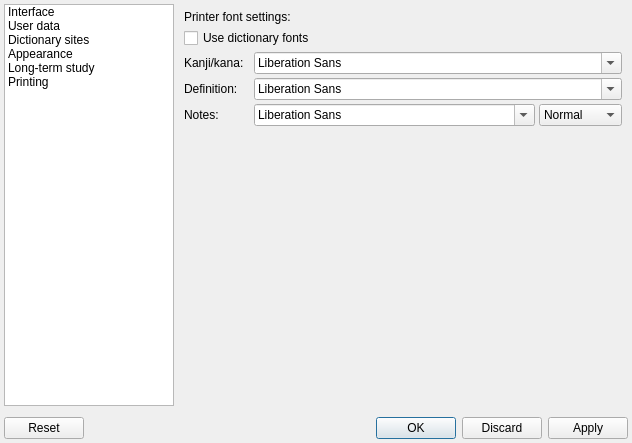
Qt form settingsform.ui (z1dev/zkanji) before a commit.
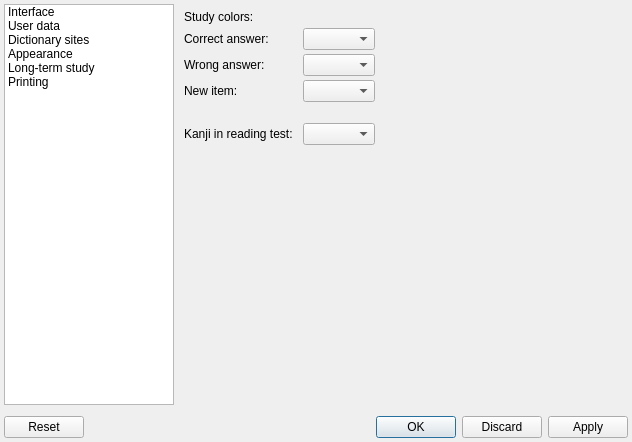
The same form after that commit. Icons and pictures are not drawn. Custom widgets are drawn as their Qt base class.

Commit message: * Kana reading practice finished. * Added colors for study in the settings.

What changed in the file:
```diff
--- a/settingsform.ui
+++ b/settingsform.ui
@@ -160,6 +160,11 @@
              <string>Kanji</string>
             </property>
            </item>
+           <item>
+            <property name="text">
+             <string>Study</string>
+            </property>
+           </item>
           </item>
          </item>
          <item>
@@ -223,7 +228,7 @@
              </sizepolicy>
             </property>
             <property name="currentIndex">
-             <number>15</number>
+             <number>12</number>
             </property>
             <widget class="QWidget" name="interfacePage">
              <property name="sizePolicy">
@@ -3000,6 +3005,13 @@
               <property name="bottomMargin">
                <number>0</number>
               </property>
+              <item row="0" column="0" colspan="2">
+               <widget class="QLabel" name="label_115">
+                <property name="text">
+                 <string>Colors:</string>
+                </property>
+               </widget>
+              </item>
               <item row="1" column="0">
                <widget class="QLabel" name="label_60">
                 <property name="text">
@@ -3153,13 +3165,6 @@
                 </property>
                </widget>
               </item>
-              <item row="0" column="0" colspan="2">
-               <widget class="QLabel" name="label_115">
-                <property name="text">
-                 <string>Colors:</string>
-                </property>
-               </widget>
-              </item>
              </layout>
             </widget>
             <widget class="QWidget" name="wordColorsPage">
@@ -3173,6 +3178,13 @@
               <property name="bottomMargin">
                <number>0</number>
               </property>
+              <item row="0" column="0" colspan="2">
+               <widget class="QLabel" name="label_132">
+                <property name="text">
+                 <string>Word list colors:</string>
+                </property>
+               </widget>
+              </item>
               <item row="1" column="0">
                <widget class="QLabel" name="label_61">
                 <property name="text">
@@ -3309,31 +3321,23 @@
                 </property>
                </widget>
               </item>
-              <item row="9" column="0">
-               <widget class="QLabel" name="label_129">
-                <property name="text">
-                 <string>Tested reading kanji:</string>
-                </property>
-               </widget>
-              </item>
               <item row="9" column="1">
-               <widget class="ZColorComboBox" name="colKanjiTestPosCBox">
-                <property name="sizePolicy">
-                 <sizepolicy hsizetype="Fixed" vsizetype="Fixed">
-                  <horstretch>0</horstretch>
-                  <verstretch>0</verstretch>
-                 </sizepolicy>
+               <spacer name="verticalSpacer_31">
+                <property name="orientation">
+                 <enum>Qt::Vertical</enum>
                 </property>
-               </widget>
-              </item>
-              <item row="10" column="0" colspan="2">
-               <widget class="QLabel" name="label_66">
-                <property name="text">
-                 <string>JLPT level text color:</string>
+                <property name="sizeType">
+                 <enum>QSizePolicy::Fixed</enum>
                 </property>
-               </widget>
+                <property name="sizeHint" stdset="0">
+                 <size>
+                  <width>20</width>
+                  <height>13</height>
+                 </size>
+                </property>
+               </spacer>
               </item>
-              <item row="11" column="0">
+              <item row="10" column="0">
                <widget class="QLabel" name="label_67">
                 <property name="sizePolicy">
                  <sizepolicy hsizetype="Fixed" vsizetype="Preferred">
@@ -3346,7 +3350,7 @@
                 </property>
                </widget>
               </item>
-              <item row="11" column="1">
+              <item row="10" column="1">
                <widget class="ZColorComboBox" name="colN5CBox">
                 <property name="sizePolicy">
                  <sizepolicy hsizetype="Fixed" vsizetype="Fixed">
@@ -3356,7 +3360,7 @@
                 </property>
                </widget>
               </item>
-              <item row="12" column="0">
+              <item row="11" column="0">
                <widget class="QLabel" name="label_68">
                 <property name="sizePolicy">
                  <sizepolicy hsizetype="Fixed" vsizetype="Preferred">
@@ -3369,7 +3373,7 @@
                 </property>
                </widget>
               </item>
-              <item row="12" column="1">
+              <item row="11" column="1">
                <widget class="ZColorComboBox" name="colN4CBox">
                 <property name="sizePolicy">
                  <sizepolicy hsizetype="Fixed" vsizetype="Fixed">
@@ -3379,7 +3383,7 @@
                 </property>
                </widget>
               </item>
-              <item row="13" column="0">
+              <item row="12" column="0">
                <widget class="QLabel" name="label_69">
                 <property name="sizePolicy">
                  <sizepolicy hsizetype="Fixed" vsizetype="Preferred">
@@ -3392,7 +3396,7 @@
                 </property>
                </widget>
               </item>
-              <item row="13" column="1">
+              <item row="12" column="1">
                <widget class="ZColorComboBox" name="colN3CBox">
                 <property name="sizePolicy">
                  <sizepolicy hsizetype="Fixed" vsizetype="Fixed">
@@ -3402,7 +3406,7 @@
                 </property>
                </widget>
               </item>
-              <item row="14" column="0">
+              <item row="13" column="0">
                <widget class="QLabel" name="label_70">
                 <property name="sizePolicy">
                  <sizepolicy hsizetype="Fixed" vsizetype="Preferred">
@@ -3415,7 +3419,7 @@
                 </property>
                </widget>
               </item>
-              <item row="14" column="1">
+              <item row="13" column="1">
                <widget class="ZColorComboBox" name="colN2CBox">
                 <property name="sizePolicy">
                  <sizepolicy hsizetype="Fixed" vsizetype="Fixed">
@@ -3425,7 +3429,7 @@
                 </property>
                </widget>
               </item>
-              <item row="15" column="0">
+              <item row="14" column="0">
                <widget class="QLabel" name="label_71">
                 <property name="sizePolicy">
                  <sizepolicy hsizetype="Fixed" vsizetype="Preferred">
@@ -3438,7 +3442,7 @@
                 </property>
                </widget>
               </item>
-              <item row="15" column="1">
+              <item row="14" column="1">
                <widget class="ZColorComboBox" name="colN1CBox">
                 <property name="sizePolicy">
                  <sizepolicy hsizetype="Fixed" vsizetype="Fixed">
@@ -3448,13 +3452,6 @@
                 </property>
                </widget>
               </item>
-              <item row="0" column="0" colspan="2">
-               <widget class="QLabel" name="label_132">
-                <property name="text">
-                 <string>Word list colors:</string>
-                </property>
-               </widget>
-              </item>
              </layout>
             </widget>
             <widget class="QWidget" name="kanjiColorsPage">
@@ -3705,6 +3702,110 @@
               </item>
              </layout>
             </widget>
+            <widget class="QWidget" name="studyColorsPage">
+             <layout class="QFormLayout" name="formLayout_16">
+              <property name="horizontalSpacing">
+               <number>10</number>
+              </property>
+              <property name="verticalSpacing">
+               <number>4</number>
+              </property>
+              <property name="bottomMargin">
+               <number>0</number>
+              </property>
+              <item row="0" column="0">
+               <widget class="QLabel" name="label_133">
+                <property name="text">
+                 <string>Study colors:</string>
+                </property>
+               </widget>
+              </item>
+              <item row="1" column="0">
+               <widget class="QLabel" name="label_134">
+                <property name="text">
+                 <string>Correct answer:</string>
+                </property>
+               </widget>
+              </item>
+              <item row="1" column="1">
+               <widget class="ZColorComboBox" name="colStudyCorrectCBox">
+                <property name="sizePolicy">
+                 <sizepolicy hsizetype="Fixed" vsizetype="Fixed">
+                  <horstretch>0</horstretch>
+                  <verstretch>0</verstretch>
+                 </sizepolicy>
+                </property>
+               </widget>
+              </item>
+              <item row="2" column="0">
+               <widget class="QLabel" name="label_135">
+                <property name="text">
+                 <string>Wrong answer:</string>
+                </property>
+               </widget>
+              </item>
+              <item row="2" column="1">
+               <widget class="ZColorComboBox" name="colStudyWrongCBox">
+                <property name="sizePolicy">
+                 <sizepolicy hsizetype="Fixed" vsizetype="Fixed">
+                  <horstretch>0</horstretch>
+                  <verstretch>0</verstretch>
+                 </sizepolicy>
+                </property>
+               </widget>
+              </item>
+              <item row="3" column="0">
+               <widget class="QLabel" name="label_136">
+                <property name="text">
+                 <string>New item:</string>
+                </property>
+               </widget>
+              </item>
+              <item row="3" column="1">
+               <widget class="ZColorComboBox" name="colStudyNewCBox">
+                <property name="sizePolicy">
+                 <sizepolicy hsizetype="Fixed" vsizetype="Fixed">
+                  <horstretch>0</horstretch>
+                  <verstretch>0</verstretch>
+                 </sizepolicy>
+                </property>
+               </widget>
+              </item>
+              <item row="5" column="0">
+               <widget class="QLabel" name="label_129">
+                <property name="text">
+                 <string>Kanji in reading test:</string>
+                </property>
+               </widget>
+              </item>
+              <item row="5" column="1">
+               <widget class="ZColorComboBox" name="colKanjiTestPosCBox">
+                <property name="sizePolicy">
+                 <sizepolicy hsizetype="Fixed" vsizetype="Fixed">
+                  <horstretch>0</horstretch>
+                  <verstretch>0</verstretch>
+                 </sizepolicy>
+                </property>
+               </widget>
+              </item>
+              <item row="4" column="1">
+               <spacer name="verticalSpacer_30">
+                <property name="orientation">
+                 <enum>Qt::Vertical</enum>
+                </property>
+                <property name="sizeType">
+                 <enum>QSizePolicy::Fixed</enum>
+                </property>
+                <property name="sizeHint" stdset="0">
+                 <size>
+                  <width>20</width>
+                  <height>13</height>
+                 </size>
+                </property>
+               </spacer>
+              </item>
+             </layout>
+            </widget>
             <widget class="QWidget" name="studyPage">
              <layout class="QFormLayout" name="formLayout_10">
               <property name="horizontalSpacing">
```
Left out of the diff: 61 changed lines with no effect on the pictures. The commit also changes 11 other files.
